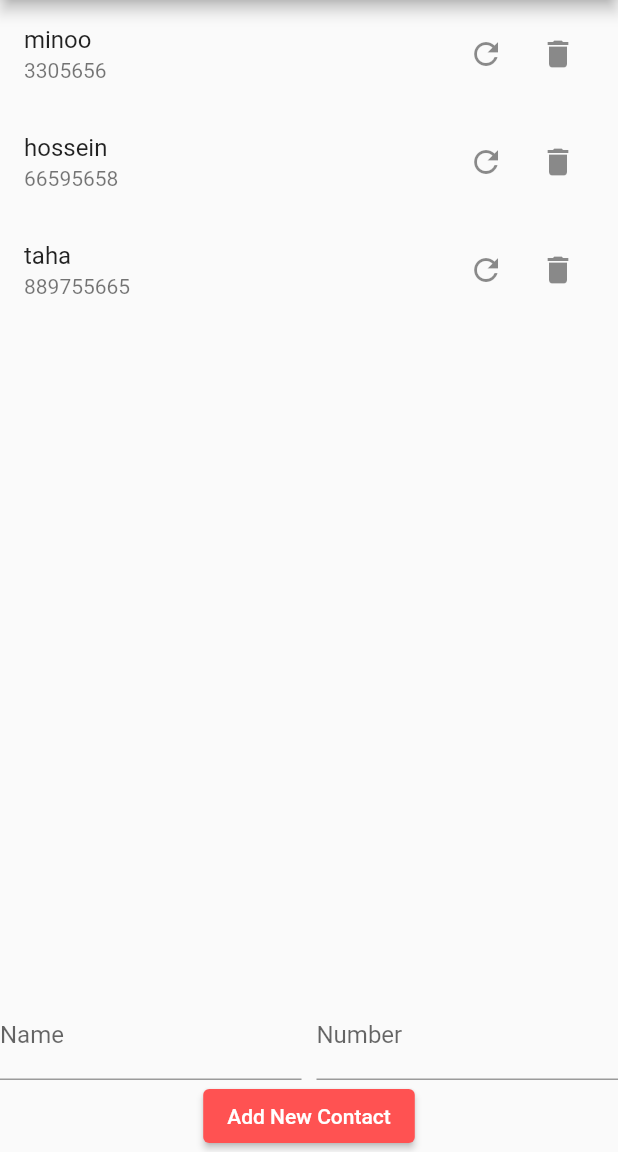
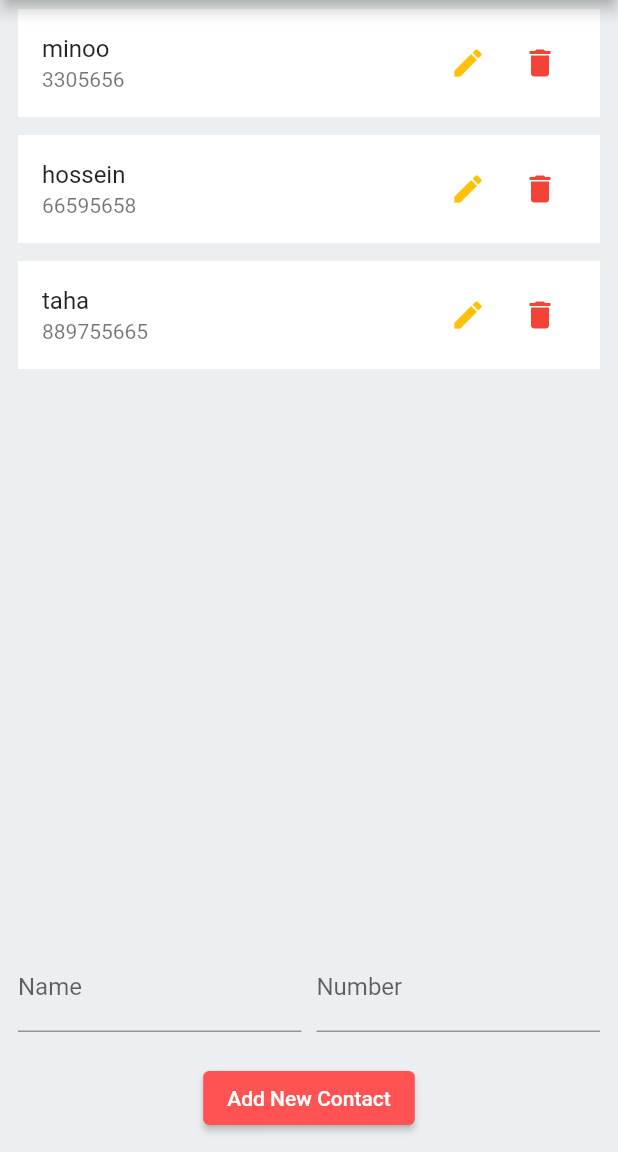
Before and after one commit to hosseinvejdani/flutter_contact_app_with_getx_and_hive, a Flutter app: the screen it shows after launch, on a phone screen of 412 x 824 dp, the part 84-1236 px from its top. Run offline on Flutter 3.47's test engine with Material 2 defaults, Android fonts, the phone set to English and light mode, and no system bars; our stand-ins replace get, hive, hive_flutter; accounts and stored records are empty.

Commit message:
add some style

```diff
--- a/lib/contact_page.dart
+++ b/lib/contact_page.dart
@@ -13,6 +13,7 @@ class ContactPage extends StatelessWidget {
   @override
   Widget build(BuildContext context) {
     return Scaffold(
+      backgroundColor: Colors.blueGrey[50],
       appBar: AppBar(
         backgroundColor: Colors.redAccent,
         title: const Text('Contacts'),
@@ -28,20 +29,27 @@ class ContactPage extends StatelessWidget {
 
   Widget _buildListView() {
     return ValueListenableBuilder(
-      valueListenable: Hive.box('contacts').listenable(),
+      valueListenable: Hive.box(controller.dbName.string).listenable(),
       builder: (context, Box contactsBox, _) {
         return ListView.builder(
           itemCount: contactsBox.length,
           itemBuilder: (context, index) {
             final contact = controller.getContactByIndex(index);
-            return ListTile(
+            return Padding(
+              padding: const EdgeInsets.symmetric(horizontal: 12, vertical: 6),
+              child: Ink(
+                color: Colors.white,
+                child: ListTile(
                   title: Text(contact.name),
                   subtitle: Text(contact.number.toString()),
                   trailing: Row(
                     mainAxisSize: MainAxisSize.min,
                     children: <Widget>[
                       IconButton(
-                    icon: const Icon(Icons.refresh),
+                        icon: const Icon(
+                          Icons.edit,
+                          color: Colors.amber,
+                        ),
                         onPressed: () {
                           final Contact newContact =
                               Contact('${contact.name}*', contact.number + 1);
@@ -49,12 +57,17 @@ class ContactPage extends StatelessWidget {
                         },
                       ),
                       IconButton(
-                    icon: const Icon(Icons.delete),
+                        icon: const Icon(
+                          Icons.delete,
+                          color: Colors.red,
+                        ),
                         onPressed: () {
                           controller.deleteContactByIndex(index);
                         },
                       )
                     ],
+                  ),
+                ),
               ),
             );
           },
--- a/lib/controllers/controller.dart
+++ b/lib/controllers/controller.dart
@@ -4,12 +4,13 @@ import 'package:hive/hive.dart';
 import '../models/contact.dart';
 
 class ContactController extends GetxController {
-  static const String dbName = 'contacts';
+  final RxString dbName = 'contacts'.obs;
 
   final RxList _contacts = [].obs;
 
-  final Rx<TextEditingController> _nameController = TextEditingController().obs;
-  final Rx<TextEditingController> _numberController =
+  final Rx<TextEditingController> _addNameController =
+      TextEditingController().obs;
+  final Rx<TextEditingController> _addNumberController =
       TextEditingController().obs;
 
   @override
@@ -20,11 +21,11 @@ class ContactController extends GetxController {
   }
 
   RxList get contacts => _contacts;
-  Rx<TextEditingController> get nameController => _nameController;
-  Rx<TextEditingController> get numberController => _numberController;
+  Rx<TextEditingController> get addNameController => _addNameController;
+  Rx<TextEditingController> get addNumberController => _addNumberController;
 
   void addDefaultContacts() {
-    final contactsBox = Hive.box(dbName);
+    final contactsBox = Hive.box(dbName.value);
     if (contactsBox.isEmpty) {
       // these are initial default contacts
       addContact(Contact('minoo', 3305656));
@@ -34,12 +35,12 @@ class ContactController extends GetxController {
   }
 
   void cleanForm() {
-    _nameController.value.clear();
-    _numberController.value.clear();
+    _addNameController.value.clear();
+    _addNumberController.value.clear();
   }
 
   void addContact(Contact contact) {
-    final contactsBox = Hive.box(dbName);
+    final contactsBox = Hive.box(dbName.value);
     contactsBox.add(contact);
     cleanForm();
     // ignore: avoid_print
@@ -47,17 +48,17 @@ class ContactController extends GetxController {
   }
 
   getContactByIndex(int index) {
-    final contactsBox = Hive.box(dbName);
+    final contactsBox = Hive.box(dbName.value);
     return contactsBox.getAt(index) as Contact;
   }
 
   deleteContactByIndex(int index) {
-    final contactsBox = Hive.box(dbName);
+    final contactsBox = Hive.box(dbName.value);
     contactsBox.deleteAt(index);
   }
 
   updateContactByIndex(int index, Contact contact) {
-    final contactsBox = Hive.box(dbName);
+    final contactsBox = Hive.box(dbName.value);
     contactsBox.putAt(index, contact);
   }
 
@@ -65,14 +66,14 @@ class ContactController extends GetxController {
     Box box;
     // Getting contacts
     try {
-      box = Hive.box(dbName);
+      box = Hive.box(dbName.value);
     } catch (error) {
-      box = await Hive.openBox(dbName);
+      box = await Hive.openBox(dbName.value);
       // ignore: avoid_print
       print(error);
     }
 
-    var allContacts = box.get(dbName);
+    var allContacts = box.get(dbName.value);
     if (allContacts != null) _contacts.value = allContacts;
   }
 }
--- a/lib/new_contact_form.dart
+++ b/lib/new_contact_form.dart
@@ -10,7 +10,9 @@ class NewContactForm extends StatelessWidget {
 
   @override
   Widget build(BuildContext context) {
-    return Form(
+    return Padding(
+      padding: const EdgeInsets.all(12.0),
+      child: Form(
         child: Column(
           children: <Widget>[
             Row(
@@ -31,6 +33,9 @@ class NewContactForm extends StatelessWidget {
                 ),
               ],
             ),
+            const SizedBox(
+              height: 20,
+            ),
             ElevatedButton(
               style: ButtonStyle(
                   backgroundColor: MaterialStateProperty.all(Colors.redAccent)),
@@ -43,13 +48,15 @@ class NewContactForm extends StatelessWidget {
                     int.parse(controller.addNumberController.value.text),
                   );
                   // ignore: avoid_print
-                print('add contact : ${newContact.name} ${newContact.number}');
+                  print(
+                      'add contact : ${newContact.name} ${newContact.number}');
                   controller.addContact(newContact);
                 }
               },
             ),
           ],
         ),
+      ),
     );
   }
 }
```
Lines whose indentation alone changed are shown as unchanged.
